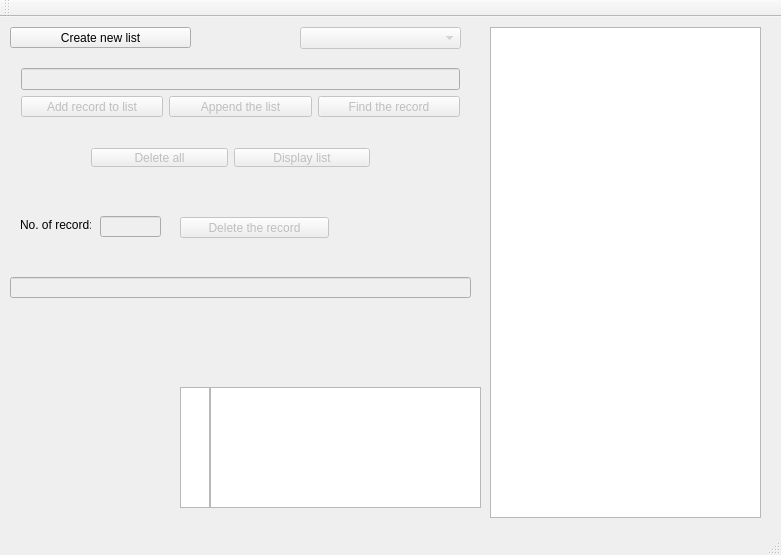
Before: the Qt Designer form mainwindow.ui in LaVestima/tcs-oop-ex1, drawn with Qt 5.
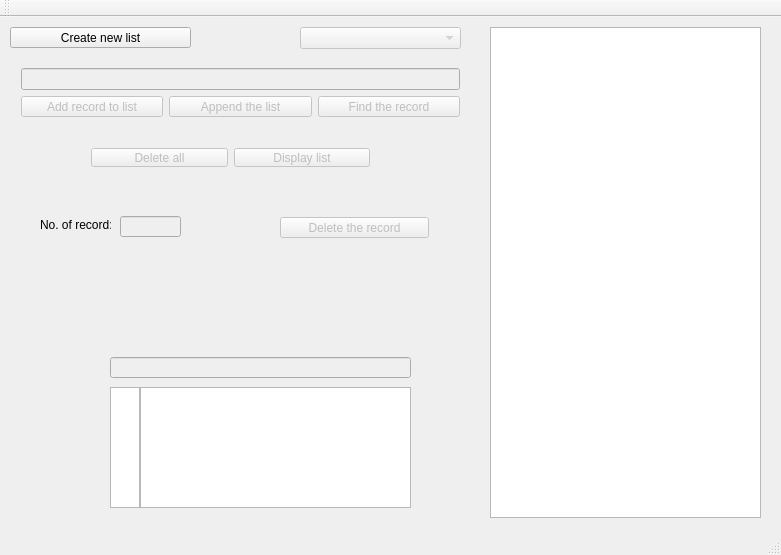
After: the same form once the commit is applied.

What changed in the file:
```diff
--- a/mainwindow.ui
+++ b/mainwindow.ui
@@ -17,7 +17,7 @@
    <widget class="QListWidget" name="listWidget">
     <property name="geometry">
      <rect>
-      <x>210</x>
+      <x>140</x>
       <y>370</y>
       <width>271</width>
       <height>121</height>
@@ -27,7 +27,7 @@
    <widget class="QListWidget" name="idListWidget">
     <property name="geometry">
      <rect>
-      <x>180</x>
+      <x>110</x>
       <y>370</y>
       <width>30</width>
       <height>121</height>
@@ -167,10 +167,10 @@
    <widget class="QLabel" name="mainLabel">
     <property name="geometry">
      <rect>
-      <x>181</x>
-      <y>300</y>
-      <width>301</width>
-      <height>51</height>
+      <x>160</x>
+      <y>240</y>
+      <width>141</width>
+      <height>21</height>
      </rect>
     </property>
     <property name="text">
@@ -183,9 +183,9 @@
     </property>
     <property name="geometry">
      <rect>
-      <x>10</x>
-      <y>260</y>
-      <width>461</width>
+      <x>110</x>
+      <y>340</y>
+      <width>301</width>
       <height>21</height>
      </rect>
     </property>
@@ -215,7 +215,7 @@
     </property>
     <property name="geometry">
      <rect>
-      <x>100</x>
+      <x>120</x>
       <y>199</y>
       <width>61</width>
       <height>21</height>
@@ -225,7 +225,7 @@
    <widget class="QLabel" name="label">
     <property name="geometry">
      <rect>
-      <x>20</x>
+      <x>40</x>
       <y>200</y>
       <width>71</width>
       <height>16</height>
@@ -241,7 +241,7 @@
     </property>
     <property name="geometry">
      <rect>
-      <x>180</x>
+      <x>280</x>
       <y>200</y>
       <width>149</width>
       <height>21</height>
```
Left out of the diff: 2 changed lines with no effect on the pictures.
